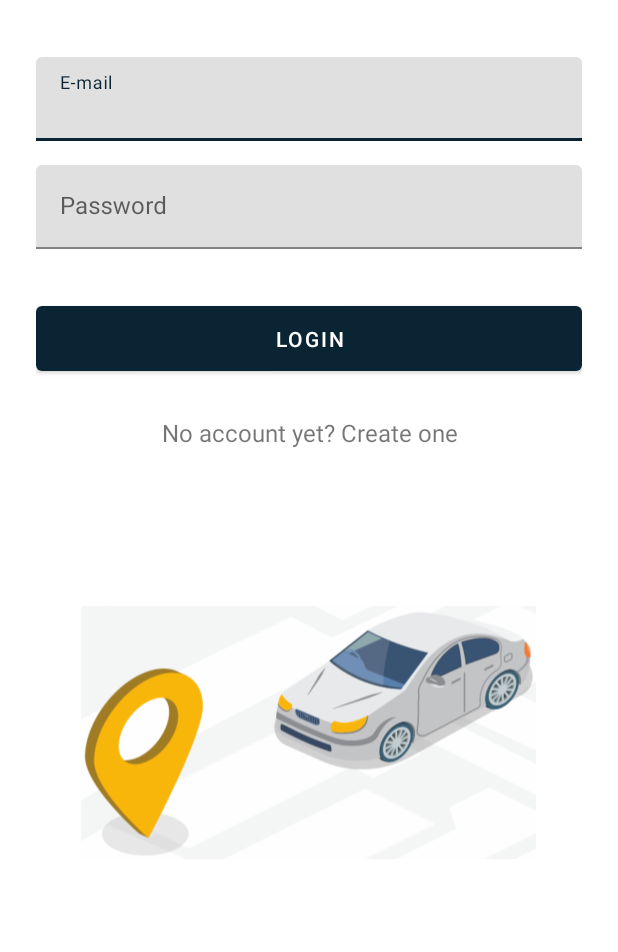
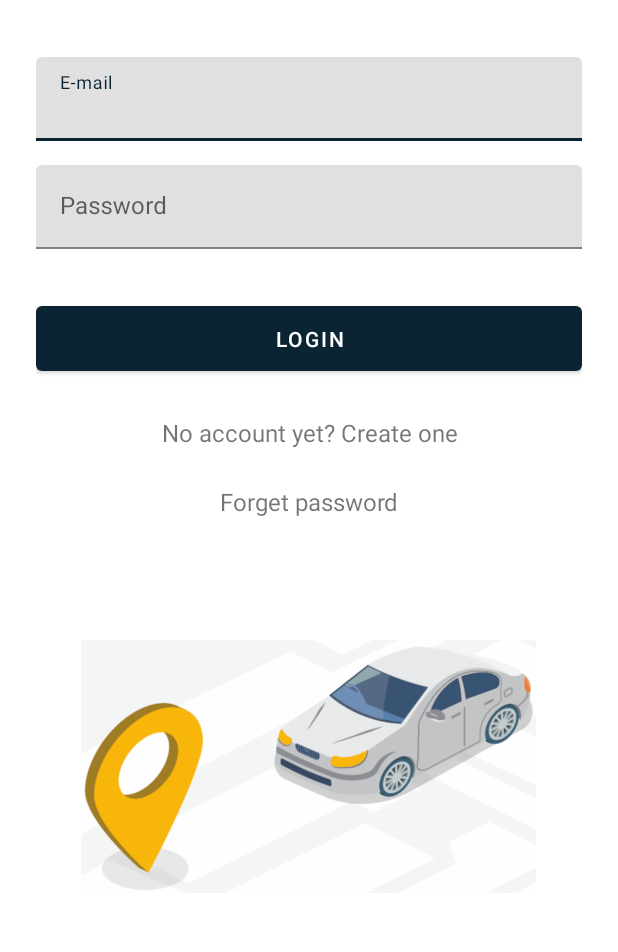
Before and after one commit to monchemin/ouiliftAndroid, an Android app: the LoginActivity screen opened directly, with no data from a screen before it, on a phone screen of 412 x 824 dp, the part 227-1179 px from its top. Run offline under Robolectric (Android 15) with nearby library versions, the light colour scheme and no system bars.

Commit message:
password recovery

```diff
--- a/app/src/main/java/com/ouilift/model/CustomerViewModel.java
+++ b/app/src/main/java/com/ouilift/model/CustomerViewModel.java
@@ -38,4 +38,8 @@ public class CustomerViewModel extends ViewModel {
     public MutableLiveData<PresenterFactory<Void>> changeMail(JsonObject data) {
         return repository.changeMail(data);
     }
+
+    public MutableLiveData<PresenterFactory<Void>> passwordRecovery(JsonObject data) {
+        return repository.passwordRecovery(data);
+    }
 }
--- a/app/src/main/java/com/ouilift/repository/CustomerRepository.java
+++ b/app/src/main/java/com/ouilift/repository/CustomerRepository.java
@@ -44,4 +44,9 @@ public class CustomerRepository extends Repository {
         Call<PresenterFactory<Void>> call = api.activateAccount(data);
         return getData(call);
     }
+
+    public MutableLiveData<PresenterFactory<Void>> passwordRecovery(JsonObject data) {
+        Call<PresenterFactory<Void>> call = api.passwordRecovery(data);
+        return getData(call);
+    }
 }
--- a/app/src/main/java/com/ouilift/utils/ApiService.java
+++ b/app/src/main/java/com/ouilift/utils/ApiService.java
@@ -17,7 +17,6 @@ import retrofit2.Call;
 import retrofit2.Retrofit;
 import retrofit2.converter.gson.GsonConverterFactory;
 import retrofit2.http.Body;
-import retrofit2.http.DELETE;
 import retrofit2.http.GET;
 import retrofit2.http.HTTP;
 import retrofit2.http.POST;
@@ -52,59 +51,62 @@ public class ApiService {
     public interface EndPoint {
 
         //customer
-        @POST("/login.php")
+        @POST("login.php")
         Call<PresenterFactory<CustomerPresenter>> performLogin(@Body JsonObject data);
 
-        @POST("/customer.php")
+        @POST("customer.php")
         Call<PresenterFactory<Void>> performRegister(@Body JsonObject data);
 
-        @PUT("/customer.php")
+        @PUT("customer.php")
         Call<PresenterFactory<Void>> performChange(@Body JsonObject data);
 
-        @POST("/driver.php")
+        @POST("driver.php")
         Call<PresenterFactory<Void>> performDriver(@Body JsonObject data);
 
-        @POST("/change-password.php")
+        @POST("change-password.php")
         Call<PresenterFactory<Void>> changePassword(@Body JsonObject data);
 
-        @POST("/change-mail.php")
+        @POST("change-mail.php")
         Call<PresenterFactory<Void>> changeMail(@Body JsonObject data);
 
-        @POST("/activate-account.php")
+        @POST("activate-account.php")
         Call<PresenterFactory<Void>> activateAccount(@Body JsonObject data);
 
+        @POST("recovery-password.php")
+        Call<PresenterFactory<Void>> passwordRecovery(@Body JsonObject data);
+
 //route
-        @POST("/internal-routes.php")
+        @POST("internal-routes.php")
         Call<PresenterFactory<RouteDetailPresenter>> getInternalRoute(@Body JsonObject data);
 
-        @GET("/route-station.php")
+        @GET("route-station.php")
         Call<PresenterFactory<RouteStation>> getRouteStation();
 
-        @GET("/route-details.php/{PK}")
+        @GET("route-details.php/{PK}")
         Call<PresenterFactory<RouteDetailPresenter>> routeDetail(@Path("PK") int pk);
 
-        @POST("/car.php")
+        @POST("car.php")
         Call<PresenterFactory<CarPresenter>> registeredCar(@Body JsonObject data);
 
-        @POST("/car-create.php")
+        @POST("car-create.php")
         Call<PresenterFactory<CarPresenter>> carCreate(@Body JsonObject data);
 
-        @GET("/car-colors.php")
+        @GET("car-colors.php")
         Call<PresenterFactory<CarColorModelPresenter>> carColor();
 
-        @GET("/car-brand-model.php")
+        @GET("car-brand-model.php")
         Call<PresenterFactory<CarColorModelPresenter>> carModel();
 
-        @GET("/pickup-hour.php")
+        @GET("pickup-hour.php")
         Call<PresenterFactory<CarColorModelPresenter>> hours();
 
-        @POST("/routes.php")
+        @POST("routes.php")
         Call<PresenterFactory<RouteDetailPresenter>> createRoute(@Body JsonObject data);
 
-        @POST("/published-routes.php")
+        @POST("published-routes.php")
         Call<PresenterFactory<RouteDetailPresenter>> ownerRoutes(@Body JsonObject data);
 
-        @POST("/route-reservations.php")
+        @POST("route-reservations.php")
         Call<PresenterFactory<RouteReservationPresenter>> routeReservations(@Body JsonObject data);
 
         @HTTP(method = "DELETE", path = "routes.php", hasBody = true)
@@ -112,16 +114,16 @@ public class ApiService {
 
 
         // reservation
-        @POST("/reservations.php")
+        @POST("reservations.php")
         Call<PresenterFactory<ReservationPresenter>> performReservation(@Body JsonObject data);
 
-        @GET("/reservations.php/{PK}")
+        @GET("reservations.php/{PK}")
         Call<PresenterFactory<ReservationPresenter>> getReservation(@Path("PK") int pk);
 
-        @GET("/reservation-list.php/{PK}")
+        @GET("reservation-list.php/{PK}")
         Call<PresenterFactory<ReservationPresenter>> getReservationList(@Path("PK") int pk);
 
-        @HTTP(method = "DELETE", path = "/reservations.php", hasBody = true)
+        @HTTP(method = "DELETE", path = "reservations.php", hasBody = true)
         Call<PresenterFactory<Void>> deleteReservation(@Body JsonObject data);
 
     }
--- a/app/src/main/java/com/ouilift/utils/Config.java
+++ b/app/src/main/java/com/ouilift/utils/Config.java
@@ -8,11 +8,11 @@ public final class Config {
 
         switch (BuildConfig.FLAVOR) {
             case "qa":
-                return "http://mercure.ouilift.com";
+                return "http://mercure.ouilift.com/";
             case "staging":
-                return "http://jupiter.ouilift.com";
+                return "http://jupiter.ouilift.com/";
             default:
-                return "http://neptune.ouilift.com";
+                return "http://neptune.ouilift.com/";
         }
 
     }
--- a/app/src/main/res/layout/activity_login.xml
+++ b/app/src/main/res/layout/activity_login.xml
@@ -99,10 +99,20 @@
         android:text="@string/link_sign_up_text"
         android:textSize="16sp" />
 
+    <TextView
+        android:id="@+id/password_recovery_link"
+        android:layout_width="fill_parent"
+        android:layout_height="wrap_content"
+        android:layout_marginBottom="24dp"
+        android:gravity="center"
+        android:text="@string/password_forget_hint"
+        android:textSize="16sp"
+        android:layout_below="@id/link_sign_up"/>
+
     <ImageView
         android:layout_width="wrap_content"
         android:layout_height="wrap_content"
-        android:layout_below="@id/link_sign_up"
+        android:layout_below="@id/password_recovery_link"
         android:layout_alignParentBottom="true"
         android:layout_centerHorizontal="true"
         android:layout_gravity="center_horizontal"
--- a/app/src/main/res/values/strings.xml
+++ b/app/src/main/res/values/strings.xml
@@ -82,4 +82,7 @@
     <string name="register_done_message">Successful registration </string>
     <string name="success_message">Successful Operation</string>
     <string name="error_route_place">Place must be between 1 and 3 </string>
+    <string name="password_forget_hint">Forget password</string>
+    <string name="btn_sent_hint">Sent</string>
+    <string name="password_recovery_hint">Enter the Mail address used when creating your account. A temporary password will be sent to you at this address</string>
 </resources>
```
Also changed, not shown: app/src/main/java/com/ouilift/ui/LoginActivity.java (+37 -1 lines), app/src/main/res/layout/view_password_recovery.xml (added, +57 -0 lines), 1 other file.
